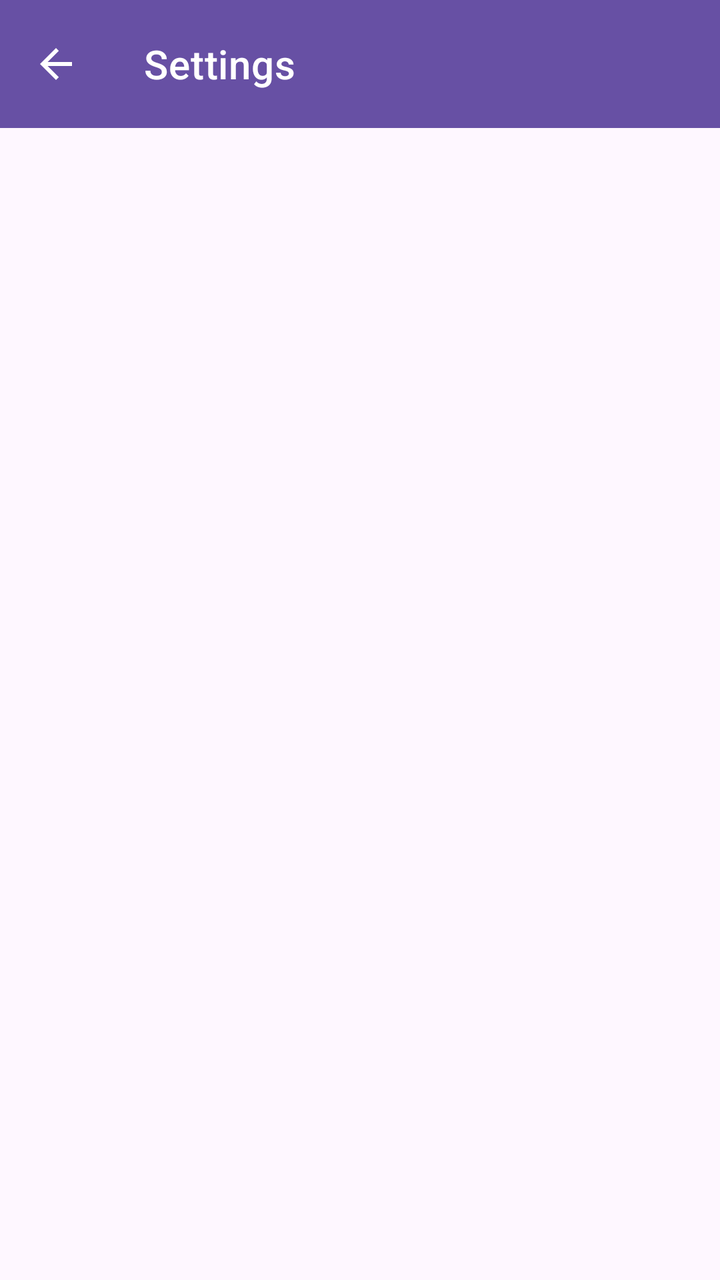
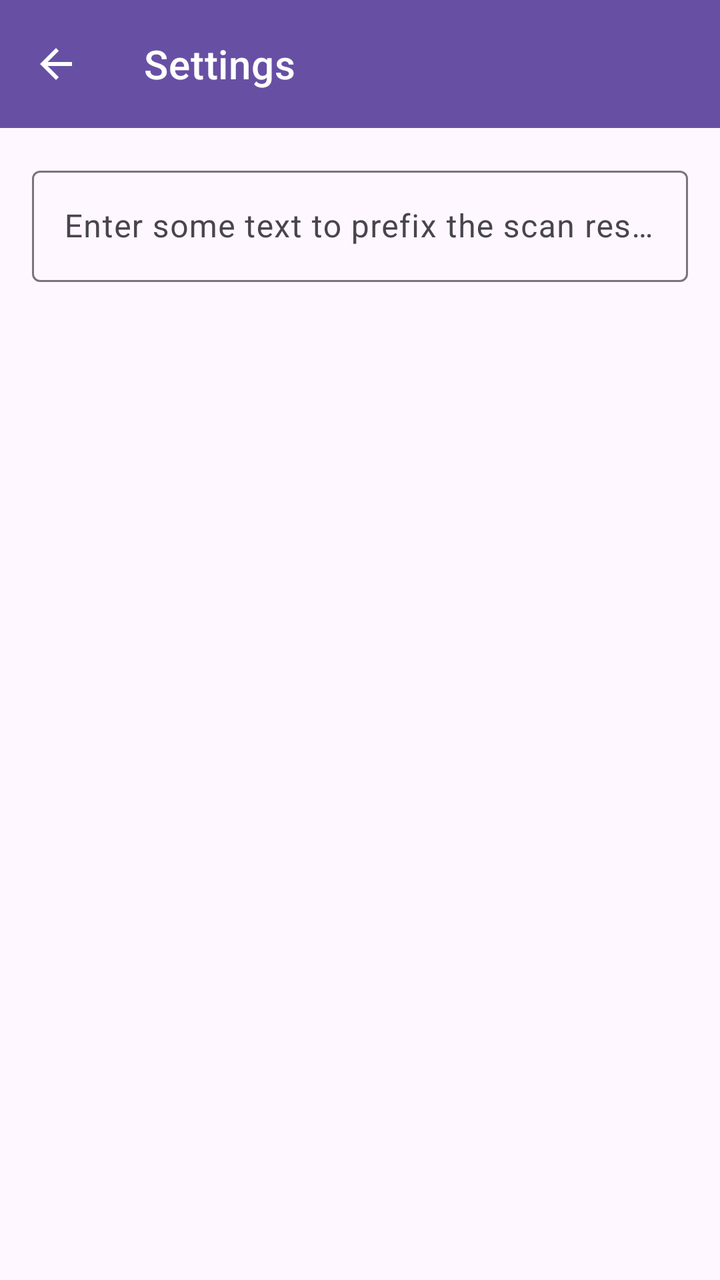

Compare the two renders of this Android layout. The source of the first and the diff that turns it into the second are given below.
<!-- AndroidManifest.xml: application theme Theme.Android -->
<!-- res/layout/activity_settings.xml -->
<androidx.constraintlayout.widget.ConstraintLayout
    xmlns:android="http://schemas.android.com/apk/res/android"
    xmlns:tools="http://schemas.android.com/tools"
    xmlns:app="http://schemas.android.com/apk/res-auto"
    android:layout_width="match_parent"
    android:layout_height="match_parent"
    tools:context=".SettingsActivity">

    <com.google.android.material.appbar.AppBarLayout
        android:id="@+id/appBarLayout"
        android:layout_width="0dp"
        android:layout_height="wrap_content"
        android:background="?attr/colorPrimary"
        app:layout_constraintStart_toStartOf="parent"
        app:layout_constraintTop_toTopOf="parent"
        app:layout_constraintEnd_toEndOf="parent">

        <com.google.android.material.appbar.MaterialToolbar
            android:id="@+id/topAppBar"
            android:layout_width="match_parent"
            android:layout_height="wrap_content"
            style="@style/Widget.MaterialComponents.Toolbar.Primary"
            app:title="@string/settings_title"
            app:navigationIcon="@drawable/ic_back"
            app:navigationIconTint="?attr/colorOnPrimary"
            android:minHeight="?attr/actionBarSize"/>

    </com.google.android.material.appbar.AppBarLayout>

</androidx.constraintlayout.widget.ConstraintLayout>
<!-- resources referenced by this layout -->
<resources>
  <!-- drawable ic_back (drawable) -->
  <vector xmlns:android="http://schemas.android.com/apk/res/android" android:autoMirrored="true" android:height="24dp" android:tint="#000000" android:viewportHeight="24" android:viewportWidth="24" android:width="24dp">
        
      <path android:fillColor="@android:color/white" android:pathData="M20,11H7.83l5.59,-5.59L12,4l-8,8 8,8 1.41,-1.41L7.83,13H20v-2z"/>
      
  </vector>
  <string name="settings_title">Settings</string>
  <style name="Theme.Android" parent="Base.Theme.Android" />
  <style name="Base.Theme.Android" parent="Theme.Material3.DayNight.NoActionBar">
          
          
      </style>
</resources>

<!-- the commit's change to res/layout/activity_settings.xml (unified diff, before → after) -->
@@ -27,4 +27,23 @@
 
     </com.google.android.material.appbar.AppBarLayout>
 
+    <com.google.android.material.textfield.TextInputLayout
+        android:id="@+id/prefix"
+        android:layout_width="0dp"
+        android:layout_height="wrap_content"
+        android:layout_marginStart="@dimen/horizontal_margin"
+        android:layout_marginTop="@dimen/vertical_margin"
+        android:layout_marginEnd="@dimen/horizontal_margin"
+        android:layout_marginBottom="@dimen/vertical_margin"
+        android:hint="@string/hint_prefix"
+        app:layout_constraintEnd_toEndOf="parent"
+        app:layout_constraintStart_toStartOf="parent"
+        app:layout_constraintTop_toBottomOf="@+id/appBarLayout">
+
+        <com.google.android.material.textfield.TextInputEditText
+            android:id="@+id/prefixEditText"
+            android:layout_width="match_parent"
+            android:layout_height="wrap_content"/>
+    </com.google.android.material.textfield.TextInputLayout>
+
 </androidx.constraintlayout.widget.ConstraintLayout>
<!-- resource entries referenced after the edit -->
@@ -1,11 +1,14 @@
 <!-- resources referenced by this layout -->
 <resources>
+  <dimen name="horizontal_margin">16dp</dimen>
+  <dimen name="vertical_margin">16dp</dimen>
   <!-- drawable ic_back (drawable) -->
   <vector xmlns:android="http://schemas.android.com/apk/res/android" android:autoMirrored="true" android:height="24dp" android:tint="#000000" android:viewportHeight="24" android:viewportWidth="24" android:width="24dp">
         
       <path android:fillColor="@android:color/white" android:pathData="M20,11H7.83l5.59,-5.59L12,4l-8,8 8,8 1.41,-1.41L7.83,13H20v-2z"/>
       
   </vector>
+  <string name="hint_prefix">Enter some text to prefix the scan result</string>
   <string name="settings_title">Settings</string>
   <style name="Theme.Android" parent="Base.Theme.Android" />
   <style name="Base.Theme.Android" parent="Theme.Material3.DayNight.NoActionBar">
